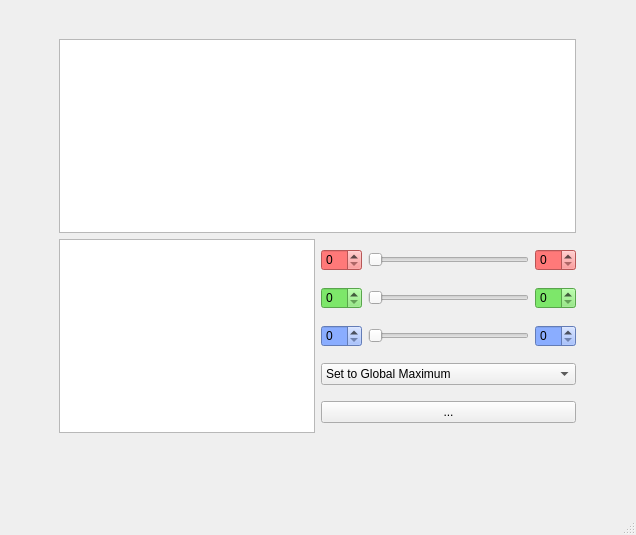
BETRU21/AffichageRGB, file gui/Window.ui: the form before one commit.
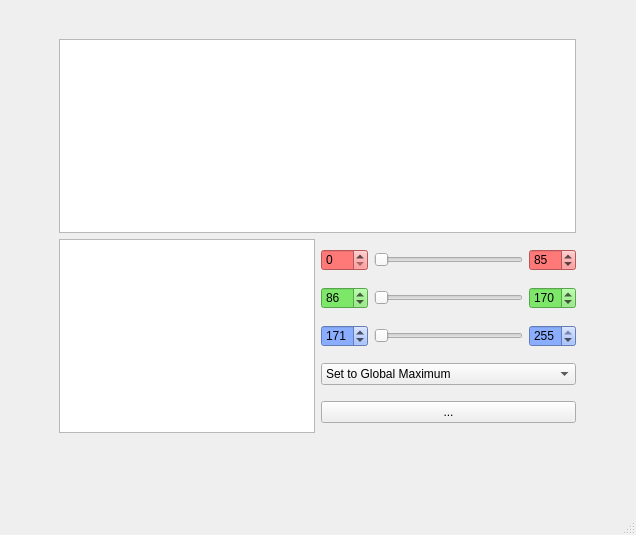
The form after the commit. Custom widgets are drawn as their Qt base class.

```diff
--- a/gui/Window.ui
+++ b/gui/Window.ui
@@ -41,6 +41,9 @@
              <property name="styleSheet">
               <string notr="true">background-color: rgb(255, 121, 121);</string>
              </property>
+             <property name="maximum">
+              <number>255</number>
+             </property>
             </widget>
            </item>
            <item>
@@ -55,6 +58,12 @@
              <property name="styleSheet">
               <string notr="true">background-color: rgb(255, 121, 121);</string>
              </property>
+             <property name="maximum">
+              <number>255</number>
+             </property>
+             <property name="value">
+              <number>85</number>
+             </property>
             </widget>
            </item>
           </layout>
@@ -66,6 +75,12 @@
              <property name="styleSheet">
               <string notr="true">background-color: rgb(125, 231, 106);</string>
              </property>
+             <property name="maximum">
+              <number>255</number>
+             </property>
+             <property name="value">
+              <number>86</number>
+             </property>
             </widget>
            </item>
            <item>
@@ -80,6 +95,12 @@
              <property name="styleSheet">
               <string notr="true">background-color: rgb(125, 231, 106);</string>
              </property>
+             <property name="maximum">
+              <number>255</number>
+             </property>
+             <property name="value">
+              <number>170</number>
+             </property>
             </widget>
            </item>
           </layout>
@@ -91,6 +112,12 @@
              <property name="styleSheet">
               <string notr="true">background-color: rgb(138, 173, 255);</string>
              </property>
+             <property name="maximum">
+              <number>255</number>
+             </property>
+             <property name="value">
+              <number>171</number>
+             </property>
             </widget>
            </item>
            <item>
@@ -105,6 +132,12 @@
              <property name="styleSheet">
               <string notr="true">background-color: rgb(138, 173, 255);</string>
              </property>
+             <property name="maximum">
+              <number>255</number>
+             </property>
+             <property name="value">
+              <number>255</number>
+             </property>
             </widget>
            </item>
           </layout>
```
